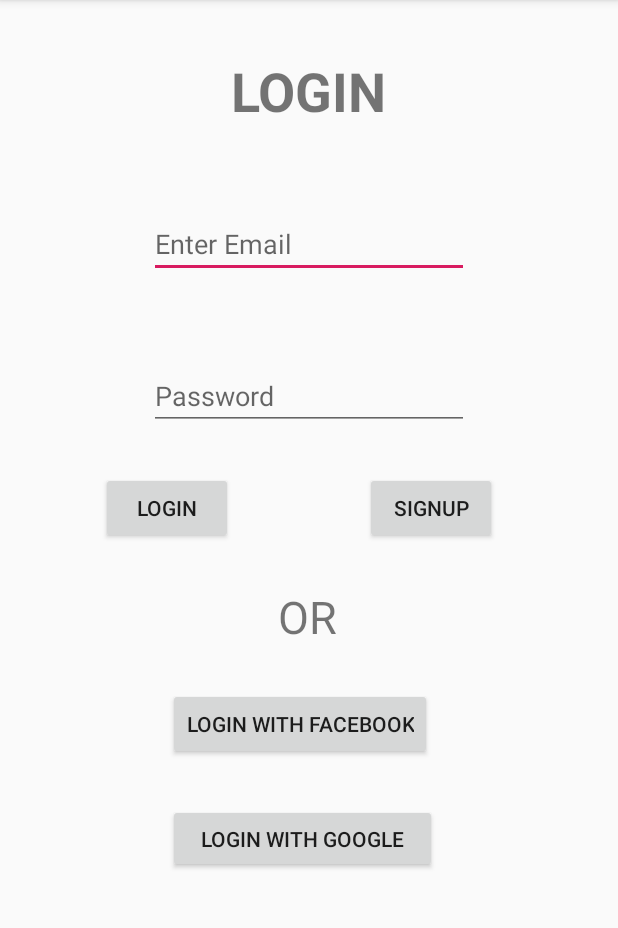
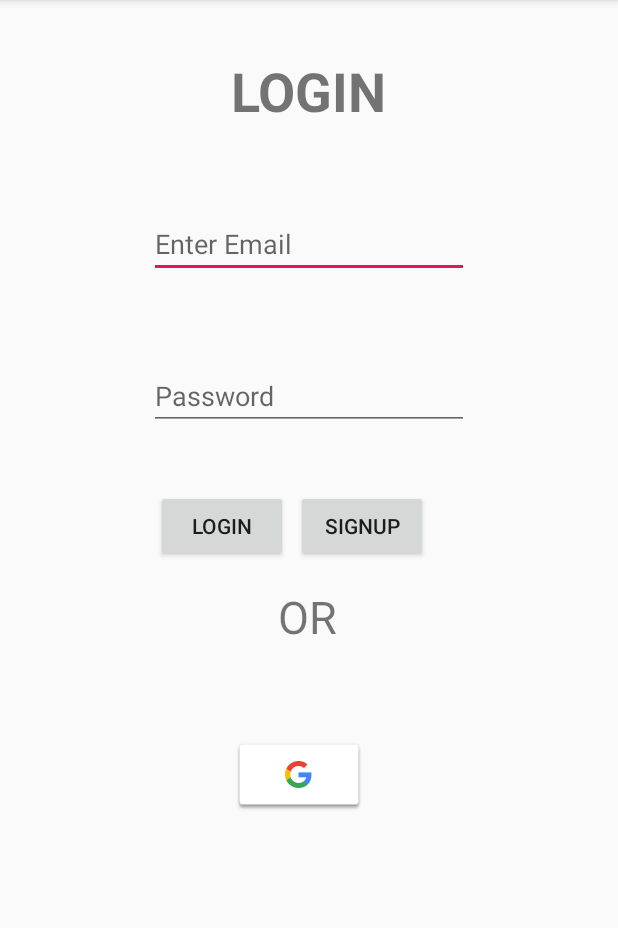
Before and after one commit to runny2018/CloudMedicinePrototype, an Android app: the screen it shows after launch (Login), after a tap on "SIGNUP", on a phone screen of 412 x 824 dp, the part 84-1012 px from its top. Run offline under Robolectric (Android 15) with nearby library versions, the phone set to English and light mode, and no system bars; our stand-ins replace Firebase (no records; nobody signed in at launch, a user with empty details on screens opened directly).

Commit message:
google sign added

```diff
--- a/app/build.gradle
+++ b/app/build.gradle
@@ -36,4 +36,5 @@ dependencies {
     testImplementation 'junit:junit:4.12'
     androidTestImplementation 'androidx.test.ext:junit:1.1.1'
     androidTestImplementation 'androidx.test.espresso:espresso-core:3.2.0'
+    implementation 'com.google.android.material:material:1.0.0'
 }
--- a/app/src/main/AndroidManifest.xml
+++ b/app/src/main/AndroidManifest.xml
@@ -2,7 +2,7 @@
 <manifest xmlns:android="http://schemas.android.com/apk/res/android"
     xmlns:tools="http://schemas.android.com/tools"
     package="com.varun.hackathon">
-
+<uses-permission android:name="android.permission.INTERNET"/>
     <application
         android:allowBackup="true"
         android:icon="@mipmap/ic_launcher"
--- a/app/src/main/java/com/varun/hackathon/Login.kt
+++ b/app/src/main/java/com/varun/hackathon/Login.kt
@@ -1,77 +1,48 @@
 package com.varun.hackathon
 
+import android.content.Context
 import android.content.Intent
-import androidx.appcompat.app.AppCompatActivity
 import android.os.Bundle
 import android.util.Log
 import android.view.View
+import android.widget.Button
 import android.widget.Toast
+import androidx.appcompat.app.AppCompatActivity
+import androidx.fragment.app.FragmentActivity
+
+import com.google.android.gms.auth.api.signin.GoogleSignIn
+import com.google.android.gms.auth.api.signin.GoogleSignInAccount
+import com.google.android.gms.auth.api.signin.GoogleSignInClient
+import com.google.android.gms.auth.api.signin.GoogleSignInOptions
+import com.google.android.gms.common.api.ApiException
+import com.google.android.gms.tasks.Task
+import com.google.android.material.snackbar.Snackbar
 import com.google.firebase.auth.FirebaseAuth
+import com.google.firebase.auth.GoogleAuthProvider
 import kotlinx.android.synthetic.main.activity_login.*
+
 
 class Login : AppCompatActivity() {
 
-     private var mAuth: FirebaseAuth?=null
+    private var mAuth: FirebaseAuth? = null
 
-    override fun onCreate(savedInstanceState: Bundle?) {
+
+        var mGoogleSignInClient:GoogleSignInClient ?=null
+
+
+    override fun onCreate(savedInstanceState: Bundle?){
         super.onCreate(savedInstanceState)
         setContentView(R.layout.activity_login)
         mAuth = FirebaseAuth.getInstance()
-    }
+        val gso = GoogleSignInOptions.Builder(GoogleSignInOptions.DEFAULT_SIGN_IN)
+            .requestIdToken(getString(R.string.default_web_client_id))
+            .requestEmail()
+            .build()
 
 
-
-    fun createaccount(email:String, password:String){
-
-        mAuth!!.createUserWithEmailAndPassword(email,password)
-            .addOnCompleteListener(this){task ->
-
-                if(task.isSuccessful){
-
-                    Toast.makeText(applicationContext,"Login Sucessful",Toast.LENGTH_LONG).show()
-                    var intent = Intent(applicationContext,MainActivity::class.java)
-                    startActivity(intent)
-
-
-                }
-
-
-                else{
-
-                    Toast.makeText(this,"Login Failed",Toast.LENGTH_LONG).show()
-
-                }
-
-            }
-
-
-
+        mGoogleSignInClient = GoogleSignIn.getClient(this, gso)
 
     }
-
-
-    fun LoginExsisting(email:String,password: String){
-        mAuth!!.signInWithEmailAndPassword(email,password).addOnCompleteListener(this){task->
-
-            if(task.isSuccessful){
-
-                Toast.makeText(applicationContext,"Welcome $email",Toast.LENGTH_LONG).show()
-                var intent = Intent(applicationContext,MainActivity::class.java)
-                startActivity(intent)
-
-
-            }
-
-
-            else{
-
-                Toast.makeText(this,"Login Failed",Toast.LENGTH_LONG).show()
-
-            }
-
-            }
-
-        }
 
 
 
@@ -79,19 +50,132 @@ class Login : AppCompatActivity() {
 
 
 
-    fun create(view:View){
 
-        createaccount(etmail.text.toString(),etpassword.text.toString())
+    fun createaccount(email: String, password: String) {
+
+        mAuth!!.createUserWithEmailAndPassword(email, password)
+            .addOnCompleteListener(this) { task ->
+
+                if (task.isSuccessful) {
+
+                    Toast.makeText(applicationContext, "Login Sucessful", Toast.LENGTH_LONG).show()
+                    var intent = Intent(applicationContext, MainActivity::class.java)
+                    startActivity(intent)
+
+
+                } else {
+
+                    Toast.makeText(this, "Login Failed", Toast.LENGTH_LONG).show()
+
+                }
+
+            }
 
 
     }
 
-    fun Login(view:View){
 
-        LoginExsisting(etmail.text.toString(),etpassword.text.toString())
+    val RC_SIGN_IN = 288
+
+    fun hw(view: View){
+
+        Toast.makeText(this,"Button ",Toast.LENGTH_LONG).show()
+    }
+
+
+    fun SigninGoogle (view: View) {
+
+        //Toast.makeText(this,"Button ",Toast.LENGTH_LONG).show()
+        val signInIntent: Intent = mGoogleSignInClient!!.getSignInIntent()
+        startActivityForResult(signInIntent, RC_SIGN_IN)
 
 
 
     }
 
+
+    public override fun onActivityResult(requestCode: Int, resultCode: Int, data: Intent?) {
+        super.onActivityResult(requestCode, resultCode, data)
+
+        // Result returned from launching the Intent from GoogleSignInApi.getSignInIntent(...);
+        if (requestCode == RC_SIGN_IN) {
+            val task = GoogleSignIn.getSignedInAccountFromIntent(data)
+            try {
+                // Google Sign In was successful, authenticate with Firebase
+                val account = task.getResult(ApiException::class.java)
+                firebaseAuthWithGoogle(account!!)
+               // Toast.makeText(this,"inside try of google",Toast.LENGTH_LONG).show()
+                //Toast.makeText(this,"Login success",Toast.LENGTH_LONG).show()
+            } catch (e: ApiException) {
+                // Google Sign In failed, update UI appropriately
+              //  Log.w("googletag", "Google sign in failed+ $e")
+                Toast.makeText(this,"failed google ",Toast.LENGTH_LONG).show()
+                //Toast.makeText(this,"Login failed",Toast.LENGTH_LONG).show()
+                // ...
+            }
+        }
+    }
+
+
+    private fun firebaseAuthWithGoogle(acct: GoogleSignInAccount) {
+        Log.d("googletag", "firebaseAuthWithGoogle:" + acct.id!!)
+
+        val credential = GoogleAuthProvider.getCredential(acct.idToken, null)
+        mAuth!!.signInWithCredential(credential)
+            .addOnCompleteListener(this) { task ->
+                if (task.isSuccessful) {
+                    //Toast.makeText(this,"Auth pass firebase",Toast.LENGTH_LONG).show()
+                    // Sign in success, update UI with the signed-in user's information
+                    Log.d("googletag", "signInWithCredential:success")
+
+                    var intent =Intent(this,MainActivity::class.java)
+                    startActivity(intent)
+                } else {
+                    // If sign in fails, display a message to the user.
+                    //Log.w("googletag", "signInWithCredential:failure", task.exception)
+                   Toast.makeText(this,"Something Went Wrong :(",Toast.LENGTH_LONG).show()
+
+                }
+
+                // ...
+            }
+    }
+
+
+
+    fun LoginExsisting(email: String, password: String) {
+        mAuth!!.signInWithEmailAndPassword(email, password).addOnCompleteListener(this) { task ->
+
+            if (task.isSuccessful) {
+
+                Toast.makeText(applicationContext, "Welcome $email", Toast.LENGTH_LONG).show()
+                var intent = Intent(applicationContext, MainActivity::class.java)
+                startActivity(intent)
+
+
+            } else {
+
+                Toast.makeText(this, "Login Failed", Toast.LENGTH_LONG).show()
+
+            }
+
+        }
+
+    }
+
+
+    fun create(view: View) {
+
+        createaccount(etmail.text.toString(), etpassword.text.toString())
+
+
+    }
+
+    fun Login(view: View) {
+
+        LoginExsisting(etmail.text.toString(), etpassword.text.toString())
+
+
+    }
+
 }
--- a/app/src/main/java/com/varun/hackathon/MainActivity.kt
+++ b/app/src/main/java/com/varun/hackathon/MainActivity.kt
@@ -46,7 +46,7 @@ class MainActivity : AppCompatActivity() {
     fun logout(){
 
         try {
-            mAuth!!.signOut()
+            FirebaseAuth.getInstance().signOut()
             Toast.makeText(this,"Logged Out",Toast.LENGTH_LONG).show()
             finish()
 
--- a/app/src/main/res/layout/activity_login.xml
+++ b/app/src/main/res/layout/activity_login.xml
@@ -46,50 +46,26 @@
         android:id="@+id/button"
         android:layout_width="wrap_content"
         android:layout_height="wrap_content"
-        android:layout_marginTop="28dp"
+        android:layout_marginTop="40dp"
+        android:layout_marginEnd="104dp"
         android:onClick="create"
         android:text="SignUp"
         app:layout_constraintEnd_toEndOf="parent"
-        app:layout_constraintHorizontal_bias="0.752"
-        app:layout_constraintStart_toStartOf="parent"
+        app:layout_constraintHorizontal_bias="0.19"
+        app:layout_constraintStart_toEndOf="@+id/button4"
         app:layout_constraintTop_toBottomOf="@+id/etpassword" />
-
-    <Button
-        android:id="@+id/button2"
-        android:layout_width="wrap_content"
-        android:layout_height="wrap_content"
-        android:layout_marginStart="112dp"
-        android:layout_marginTop="172dp"
-        android:text="Login With FaceBook"
-        app:layout_constraintEnd_toEndOf="parent"
-        app:layout_constraintHorizontal_bias="0.0"
-        app:layout_constraintStart_toStartOf="parent"
-        app:layout_constraintTop_toBottomOf="@+id/etpassword" />
-
-    <Button
-        android:id="@+id/button3"
-        android:layout_width="179dp"
-        android:layout_height="46dp"
-        android:layout_marginStart="112dp"
-        android:layout_marginEnd="116dp"
-        android:layout_marginBottom="20dp"
-        android:text="Login With Google"
-        app:layout_constraintBottom_toBottomOf="parent"
-        app:layout_constraintEnd_toEndOf="parent"
-        app:layout_constraintHorizontal_bias="0.0"
-        app:layout_constraintStart_toStartOf="parent"
-        app:layout_constraintTop_toBottomOf="@+id/button2"
-        app:layout_constraintVertical_bias="0.15" />
 
     <Button
         android:id="@+id/button4"
         android:layout_width="wrap_content"
         android:layout_height="wrap_content"
-        android:layout_marginTop="28dp"
-        android:layout_marginEnd="88dp"
+        android:layout_marginStart="104dp"
+        android:layout_marginTop="40dp"
         android:onClick="Login"
         android:text="Login"
-        app:layout_constraintEnd_toStartOf="@+id/button"
+        app:layout_constraintEnd_toEndOf="parent"
+        app:layout_constraintHorizontal_bias="0.0"
+        app:layout_constraintStart_toStartOf="parent"
         app:layout_constraintTop_toBottomOf="@+id/etpassword" />
 
     <TextView
@@ -105,4 +81,17 @@
         app:layout_constraintHorizontal_bias="0.498"
         app:layout_constraintStart_toStartOf="parent"
         app:layout_constraintTop_toTopOf="parent" />
+
+    <Button
+        android:id="@+id/button2"
+        android:layout_width="wrap_content"
+        android:layout_height="wrap_content"
+        android:layout_marginTop="492dp"
+        android:background="@drawable/common_google_signin_btn_icon_light"
+        android:elevation="10dp"
+        android:onClick="SigninGoogle"
+        app:layout_constraintEnd_toEndOf="parent"
+        app:layout_constraintHorizontal_bias="0.479"
+        app:layout_constraintStart_toStartOf="parent"
+        app:layout_constraintTop_toTopOf="parent" />
 </androidx.constraintlayout.widget.ConstraintLayout>
```
